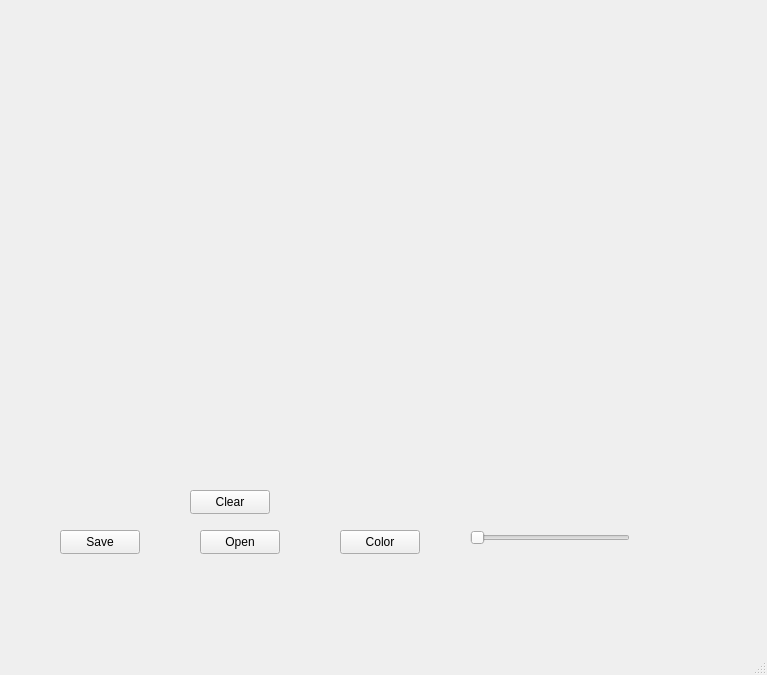
e1nfalt/misNotas, file misNotas/graphicform.ui: the form before one commit.
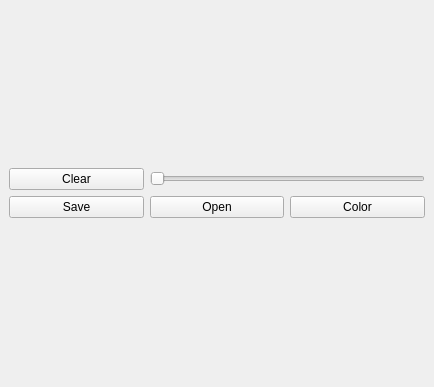
The form after the commit.

```diff
--- a/misNotas/graphicform.ui
+++ b/misNotas/graphicform.ui
@@ -6,102 +6,59 @@
    <rect>
     <x>0</x>
     <y>0</y>
-    <width>767</width>
-    <height>675</height>
+    <width>434</width>
+    <height>387</height>
    </rect>
   </property>
   <property name="windowTitle">
    <string>MainWindow</string>
   </property>
   <widget class="QWidget" name="centralwidget">
-   <widget class="QWidget" name="gridLayoutWidget">
-    <property name="geometry">
-     <rect>
-      <x>20</x>
-      <y>10</y>
-      <width>651</width>
-      <height>451</height>
-     </rect>
-    </property>
-    <layout class="QGridLayout" name="gridLayout"/>
-   </widget>
-   <widget class="QSlider" name="penWidthSlider">
-    <property name="geometry">
-     <rect>
-      <x>470</x>
-      <y>530</y>
-      <width>160</width>
-      <height>16</height>
-     </rect>
-    </property>
-    <property name="orientation">
-     <enum>Qt::Horizontal</enum>
-    </property>
-   </widget>
-   <widget class="QPushButton" name="saveButton">
-    <property name="geometry">
-     <rect>
-      <x>60</x>
-      <y>530</y>
-      <width>80</width>
-      <height>24</height>
-     </rect>
-    </property>
-    <property name="text">
-     <string>Save</string>
-    </property>
-   </widget>
-   <widget class="QPushButton" name="openButton">
-    <property name="geometry">
-     <rect>
-      <x>200</x>
-      <y>530</y>
-      <width>80</width>
-      <height>24</height>
-     </rect>
-    </property>
-    <property name="text">
-     <string>Open</string>
-    </property>
-   </widget>
-   <widget class="QPushButton" name="colorButton">
-    <property name="geometry">
-     <rect>
-      <x>340</x>
-      <y>530</y>
-      <width>80</width>
-      <height>24</height>
-     </rect>
-    </property>
-    <property name="text">
-     <string>Color</string>
-    </property>
-   </widget>
-   <widget class="QPushButton" name="clearButton">
-    <property name="geometry">
-     <rect>
-      <x>190</x>
-      <y>490</y>
-      <width>80</width>
-      <height>24</height>
-     </rect>
-    </property>
-    <property name="text">
-     <string>Clear</string>
-    </property>
-   </widget>
+   <layout class="QVBoxLayout" name="verticalLayout">
+    <item>
+     <layout class="QGridLayout" name="gridLayout_2">
+      <item row="2" column="1">
+       <widget class="QPushButton" name="openButton">
+        <property name="text">
+         <string>Open</string>
+        </property>
+       </widget>
+      </item>
+      <item row="1" column="0">
+       <widget class="QPushButton" name="clearButton">
+        <property name="text">
+         <string>Clear</string>
+        </property>
+       </widget>
+      </item>
+      <item row="2" column="2">
+       <widget class="QPushButton" name="colorButton">
+        <property name="text">
+         <string>Color</string>
+        </property>
+       </widget>
+      </item>
+      <item row="2" column="0">
+       <widget class="QPushButton" name="saveButton">
+        <property name="text">
+         <string>Save</string>
+        </property>
+       </widget>
+      </item>
+      <item row="1" column="1" colspan="2">
+       <widget class="QSlider" name="penWidthSlider">
+        <property name="orientation">
+         <enum>Qt::Horizontal</enum>
+        </property>
+       </widget>
+      </item>
+      <item row="0" column="0" colspan="3">
+       <layout class="QGridLayout" name="gridLayout"/>
+      </item>
+     </layout>
+    </item>
+   </layout>
   </widget>
-  <widget class="QMenuBar" name="menubar">
-   <property name="geometry">
-    <rect>
-     <x>0</x>
-     <y>0</y>
-     <width>767</width>
-     <height>22</height>
-    </rect>
-   </property>
-  </widget>
-  <widget class="QStatusBar" name="statusbar"/>
  </widget>
  <resources/>
  <connections/>
```
